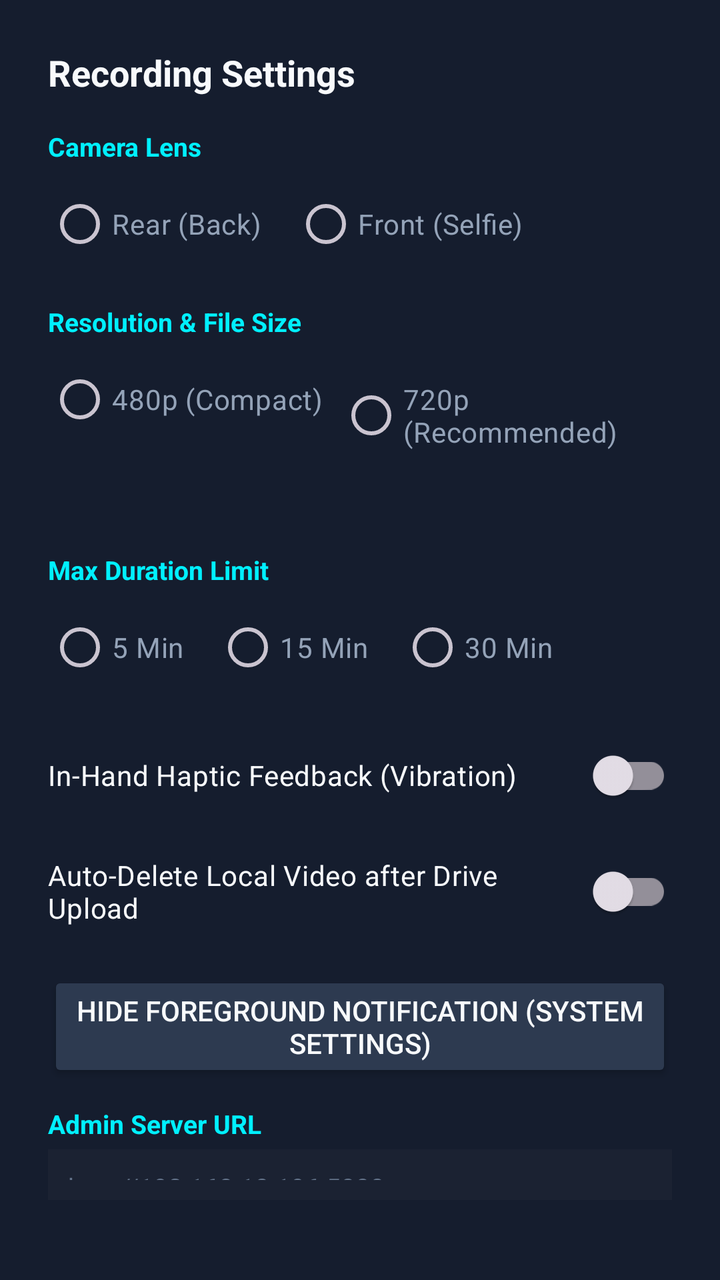
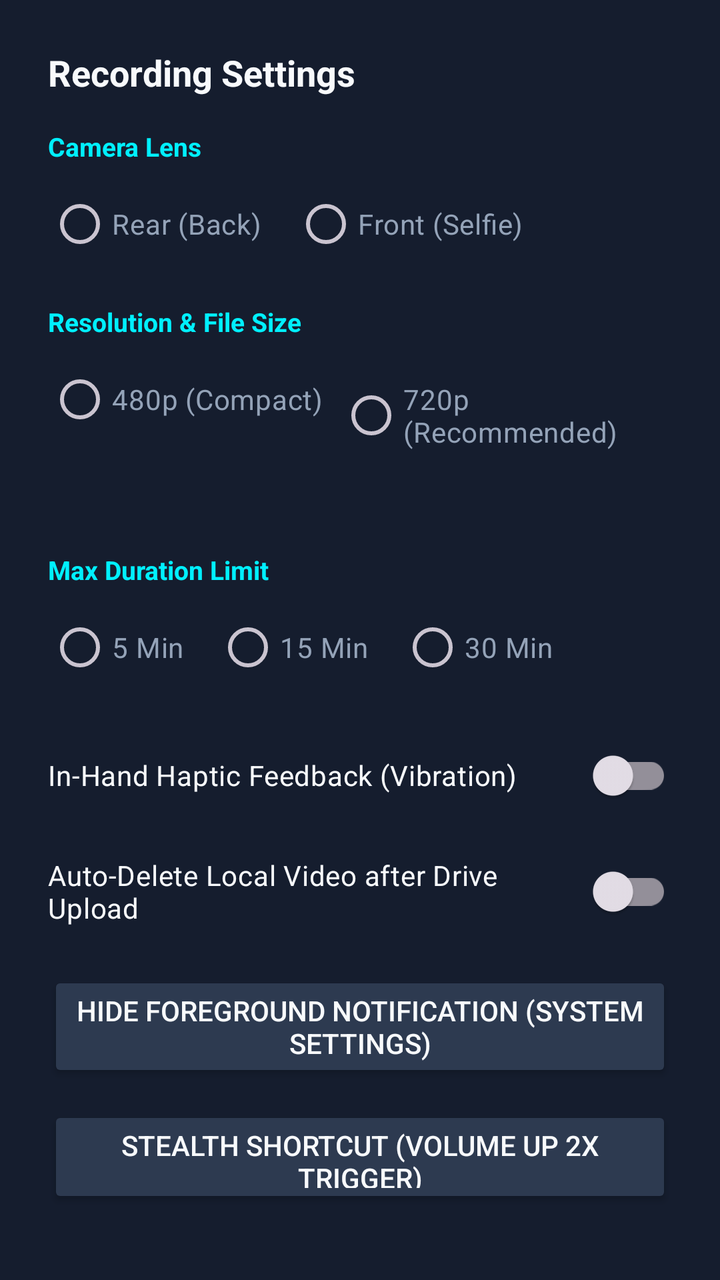

The first picture is an Android layout as it rendered before a commit; the second is the same layout after the commit. The layout source and the unified diff follow.
<!-- AndroidManifest.xml: application theme Theme.ThirdEye -->
<!-- res/layout/dialog_settings.xml -->
<?xml version="1.0" encoding="utf-8"?>
<LinearLayout xmlns:android="http://schemas.android.com/apk/res/android"
    android:layout_width="match_parent"
    android:layout_height="wrap_content"
    android:background="@color/surface_card"
    android:orientation="vertical"
    android:padding="24dp">

    <TextView
        android:layout_width="wrap_content"
        android:layout_height="wrap_content"
        android:text="Recording Settings"
        android:textColor="@color/text_primary"
        android:textSize="18sp"
        android:textStyle="bold"
        android:layout_marginBottom="16dp" />

    
    <TextView
        android:layout_width="wrap_content"
        android:layout_height="wrap_content"
        android:text="Camera Lens"
        android:textColor="@color/neon_cyan"
        android:textSize="13sp"
        android:textStyle="bold" />

    <RadioGroup
        android:id="@+id/rgCameraLens"
        android:layout_width="match_parent"
        android:layout_height="wrap_content"
        android:orientation="horizontal"
        android:layout_marginTop="6dp"
        android:layout_marginBottom="16dp">

        <RadioButton
            android:id="@+id/rbBackCamera"
            android:layout_width="wrap_content"
            android:layout_height="wrap_content"
            android:text="Rear (Back)"
            android:textColor="@color/text_secondary"
            android:layout_marginEnd="16dp" />

        <RadioButton
            android:id="@+id/rbFrontCamera"
            android:layout_width="wrap_content"
            android:layout_height="wrap_content"
            android:text="Front (Selfie)"
            android:textColor="@color/text_secondary" />
    </RadioGroup>

    
    <TextView
        android:layout_width="wrap_content"
        android:layout_height="wrap_content"
        android:text="Resolution &amp; File Size"
        android:textColor="@color/neon_cyan"
        android:textSize="13sp"
        android:textStyle="bold" />

    <RadioGroup
        android:id="@+id/rgQuality"
        android:layout_width="match_parent"
        android:layout_height="wrap_content"
        android:orientation="horizontal"
        android:layout_marginTop="6dp"
        android:layout_marginBottom="16dp">

        <RadioButton
            android:id="@+id/rb480p"
            android:layout_width="wrap_content"
            android:layout_height="wrap_content"
            android:text="480p (Compact)"
            android:textColor="@color/text_secondary"
            android:layout_marginEnd="8dp" />

        <RadioButton
            android:id="@+id/rb720p"
            android:layout_width="wrap_content"
            android:layout_height="wrap_content"
            android:text="720p (Recommended)"
            android:textColor="@color/text_secondary"
            android:layout_marginEnd="8dp" />

        <RadioButton
            android:id="@+id/rb1080p"
            android:layout_width="wrap_content"
            android:layout_height="wrap_content"
            android:text="1080p"
            android:textColor="@color/text_secondary" />
    </RadioGroup>

    
    <TextView
        android:layout_width="wrap_content"
        android:layout_height="wrap_content"
        android:text="Max Duration Limit"
        android:textColor="@color/neon_cyan"
        android:textSize="13sp"
        android:textStyle="bold" />

    <RadioGroup
        android:id="@+id/rgDuration"
        android:layout_width="match_parent"
        android:layout_height="wrap_content"
        android:orientation="horizontal"
        android:layout_marginTop="6dp"
        android:layout_marginBottom="16dp">

        <RadioButton
            android:id="@+id/rb5min"
            android:layout_width="wrap_content"
            android:layout_height="wrap_content"
            android:text="5 Min"
            android:textColor="@color/text_secondary"
            android:layout_marginEnd="16dp" />

        <RadioButton
            android:id="@+id/rb15min"
            android:layout_width="wrap_content"
            android:layout_height="wrap_content"
            android:text="15 Min"
            android:textColor="@color/text_secondary"
            android:layout_marginEnd="16dp" />

        <RadioButton
            android:id="@+id/rb30min"
            android:layout_width="wrap_content"
            android:layout_height="wrap_content"
            android:text="30 Min"
            android:textColor="@color/text_secondary" />
    </RadioGroup>

    
    <com.google.android.material.switchmaterial.SwitchMaterial
        android:id="@+id/switchHaptic"
        android:layout_width="match_parent"
        android:layout_height="wrap_content"
        android:text="In-Hand Haptic Feedback (Vibration)"
        android:textColor="@color/text_primary"
        android:layout_marginBottom="10dp" />

    
    <com.google.android.material.switchmaterial.SwitchMaterial
        android:id="@+id/switchAutoDelete"
        android:layout_width="match_parent"
        android:layout_height="wrap_content"
        android:text="Auto-Delete Local Video after Drive Upload"
        android:textColor="@color/text_primary"
        android:layout_marginBottom="16dp" />

    
    <Button
        android:id="@+id/btnHideNotifications"
        android:layout_width="match_parent"
        android:layout_height="wrap_content"
        android:backgroundTint="#2D3A50"
        android:text="Hide Foreground Notification (System Settings)"
        android:textColor="@color/text_primary"
        android:layout_marginBottom="12dp" />

    
    <TextView
        android:layout_width="wrap_content"
        android:layout_height="wrap_content"
        android:text="Admin Server URL"
        android:textColor="@color/neon_cyan"
        android:textSize="13sp"
        android:textStyle="bold" />

    <EditText
        android:id="@+id/etServerUrl"
        android:layout_width="match_parent"
        android:layout_height="wrap_content"
        android:background="#1B2232"
        android:textColor="@color/white"
        android:textColorHint="@color/text_muted"
        android:textSize="13sp"
        android:padding="10dp"
        android:inputType="textUri"
        android:hint="http://192.168.10.196:5000"
        android:layout_marginTop="4dp"
        android:layout_marginBottom="16dp" />

    <Button
        android:id="@+id/btnSaveSettings"
        android:layout_width="match_parent"
        android:layout_height="wrap_content"
        android:backgroundTint="@color/neon_cyan"
        android:text="Save &amp; Close"
        android:textColor="@color/black" />

</LinearLayout>
<!-- resources referenced by this layout -->
<resources>
  <color name="black">#FF000000</color>
  <color name="neon_cyan">#00F0FF</color>
  <color name="surface_card">#151D2E</color>
  <color name="text_muted">#64748B</color>
  <color name="text_primary">#F8FAFC</color>
  <color name="text_secondary">#94A3B8</color>
  <color name="white">#FFFFFFFF</color>
  <style name="Theme.ThirdEye" parent="Theme.Material3.Dark.NoActionBar">
          <item name="android:statusBarColor">@color/bg_dark</item>
          <item name="android:navigationBarColor">@color/bg_dark</item>
          <item name="android:windowBackground">@color/bg_dark</item>
          <item name="colorPrimary">@color/neon_cyan</item>
          <item name="colorSecondary">@color/neon_emerald</item>
      </style>
  <color name="bg_dark">#0B0F19</color>
  <color name="neon_emerald">#00E676</color>
</resources>

<!-- the commit's change to res/layout/dialog_settings.xml (unified diff, before → after) -->
@@ -159,6 +159,16 @@
         android:layout_marginBottom="12dp" />
 
     
+    <Button
+        android:id="@+id/btnEnableShortcut"
+        android:layout_width="match_parent"
+        android:layout_height="wrap_content"
+        android:backgroundTint="#2D3A50"
+        android:text="Stealth Shortcut (Volume Up 2x Trigger)"
+        android:textColor="@color/text_primary"
+        android:layout_marginBottom="12dp" />
+
+    
     <TextView
         android:layout_width="wrap_content"
         android:layout_height="wrap_content"
